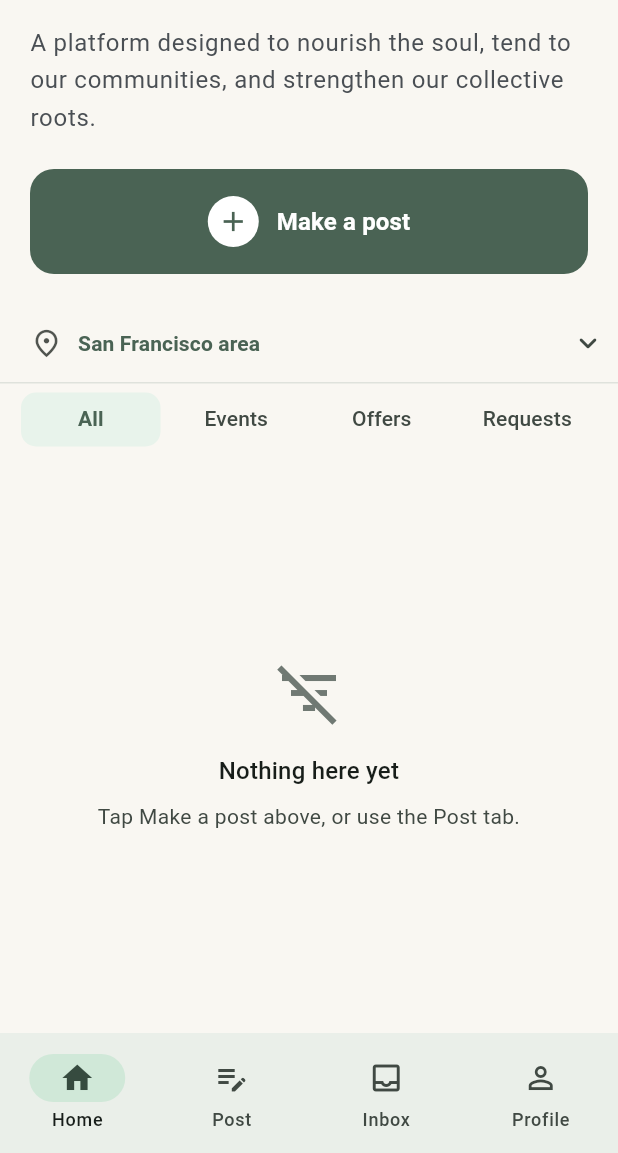
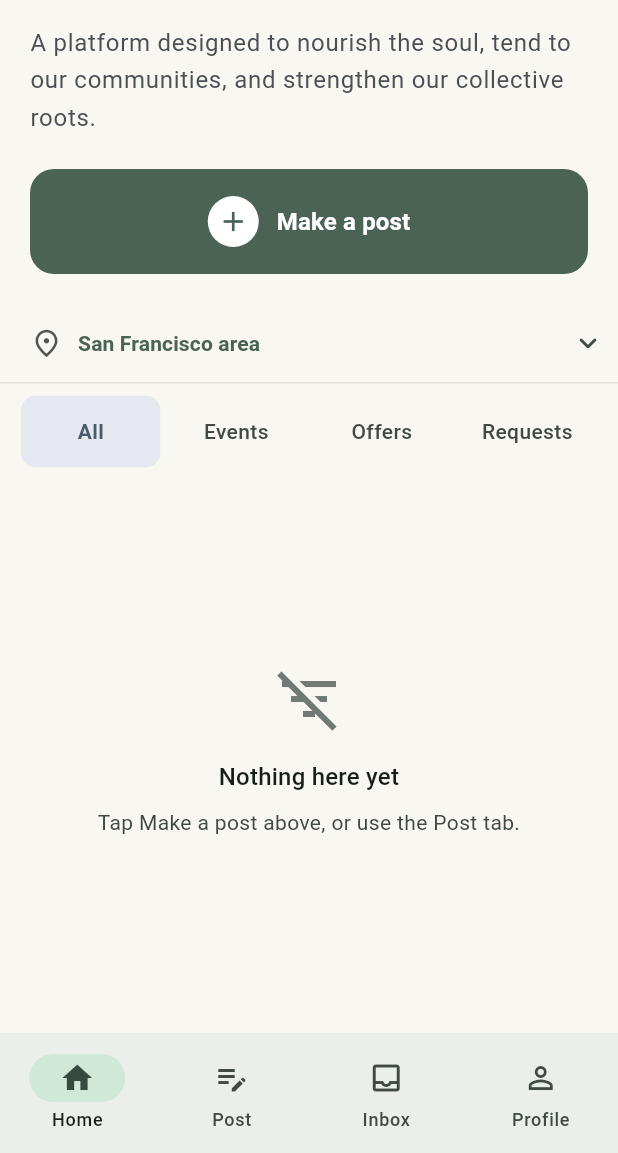
Before and after one commit to Atlas0108/kindred, a Flutter app: the screen it shows once a user with an empty profile is signed in, on a phone screen of 412 x 824 dp, the part 83-1236 px from its top. Run offline on Flutter 3.47's test engine with Material 3 defaults, Android fonts, the phone set to English and light mode, and no system bars; our stand-ins replace cloud_firestore, firebase_auth, firebase_core, firebase_storage, flutter_dotenv, go_router and 4 more; missing offline and left inert: dart:js_interop, dart_geohash, firebase_app_check; accounts and stored records are empty.

Commit message:
Home feed: per-tab chrome, spacing, animated tab bodies
- Filter tabs use badge-matched pill colors and distinct selected labels
- Add gap between location row and filter tabs
- Use NestedScrollView + TabBarView for slide transitions; keep scroll per tab
- Export kPostKindIconColor from post_kind_icon_badge for shared accent

Made-with: Cursor

```diff
--- a/lib/features/home/home_screen.dart
+++ b/lib/features/home/home_screen.dart
@@ -52,12 +52,6 @@ class _HomeScreenState extends State<HomeScreen> with SingleTickerProviderStateM
   void initState() {
     super.initState();
     _tabController = TabController(length: 4, vsync: this);
-    _tabController.addListener(_onTabChanged);
-  }
-
-  void _onTabChanged() {
-    if (_tabController.indexIsChanging) return;
-    setState(() {});
   }
 
   void _openFeedBrowseSheet(BuildContext context, UserProfile profile) {
@@ -75,7 +69,6 @@ class _HomeScreenState extends State<HomeScreen> with SingleTickerProviderStateM
 
   @override
   void dispose() {
-    _tabController.removeListener(_onTabChanged);
     _tabController.dispose();
     super.dispose();
   }
@@ -143,11 +136,10 @@ class _HomeScreenState extends State<HomeScreen> with SingleTickerProviderStateM
                         .where((p) => withinRadiusMiles(browseCenter, p.geoPoint, radiusMiles))
                         .toList();
                     final entries = _buildFeedEntries(context, events, posts, postWaiting: postWaiting);
-                    final filtered = _filterEntries(entries, _tabController.index);
-                    final rows = filtered.map((e) => e.card).toList();
 
-                    return CustomScrollView(
-                      slivers: [
+                    return NestedScrollView(
+                      headerSliverBuilder: (BuildContext context, bool innerBoxIsScrolled) {
+                        return [
                           SliverToBoxAdapter(
                             child: Padding(
                               padding: const EdgeInsets.fromLTRB(20, 12, 20, 0),
@@ -155,7 +147,9 @@ class _HomeScreenState extends State<HomeScreen> with SingleTickerProviderStateM
                             ),
                           ),
                           const SliverToBoxAdapter(child: SizedBox(height: 20)),
-                        SliverPersistentHeader(
+                          SliverOverlapAbsorber(
+                            handle: NestedScrollView.sliverOverlapAbsorberHandleFor(context),
+                            sliver: SliverPersistentHeader(
                               pinned: true,
                               delegate: _PinnedHomeFeedHeaderDelegate(
                                 scheme: scheme,
@@ -165,26 +159,20 @@ class _HomeScreenState extends State<HomeScreen> with SingleTickerProviderStateM
                                 onBrowseTap: profile == null ? null : () => _openFeedBrowseSheet(context, profile),
                               ),
                             ),
-                        const SliverToBoxAdapter(child: SizedBox(height: 8)),
-                        if (rows.isEmpty)
-                          SliverFillRemaining(
-                            hasScrollBody: false,
-                            child: _EmptyFilterState(tabIndex: _tabController.index, scheme: scheme),
-                          )
-                        else
-                          SliverPadding(
-                            padding: const EdgeInsets.fromLTRB(20, 0, 20, 32),
-                            sliver: SliverList(
-                              delegate: SliverChildBuilderDelegate(
-                                (context, i) => Padding(
-                                  padding: EdgeInsets.only(top: i == 0 ? 0 : 16),
-                                  child: rows[i],
                           ),
-                                childCount: rows.length,
-                              ),
-                            ),
+                        ];
+                      },
+                      body: TabBarView(
+                        controller: _tabController,
+                        children: [
+                          for (var t = 0; t < 4; t++)
+                            _HomeFeedTabScrollView(
+                              tabIndex: t,
+                              entries: entries,
+                              scheme: scheme,
                             ),
                         ],
+                      ),
                     );
                   },
                 );
@@ -263,6 +251,9 @@ List<_FeedEntry> _buildFeedEntries(
   return entries;
 }
 
+/// Soft peach for event date tiles on the feed (matches [_EventFeedCard]).
+const Color kHomeEventDateBadgeBackground = Color(0xFFFFE8E0);
+
 /// 0 All, 1 Events, 2 Offers, 3 Requests
 List<_FeedEntry> _filterEntries(List<_FeedEntry> entries, int tabIndex) {
   return switch (tabIndex) {
@@ -272,6 +263,61 @@ List<_FeedEntry> _filterEntries(List<_FeedEntry> entries, int tabIndex) {
     3 => entries.where((e) => e.kind == _FeedEntryKind.request).toList(),
     _ => entries,
   };
+}
+
+class _HomeFeedTabScrollView extends StatefulWidget {
+  const _HomeFeedTabScrollView({
+    required this.tabIndex,
+    required this.entries,
+    required this.scheme,
+  });
+
+  final int tabIndex;
+  final List<_FeedEntry> entries;
+  final ColorScheme scheme;
+
+  @override
+  State<_HomeFeedTabScrollView> createState() => _HomeFeedTabScrollViewState();
+}
+
+class _HomeFeedTabScrollViewState extends State<_HomeFeedTabScrollView> with AutomaticKeepAliveClientMixin {
+  @override
+  bool get wantKeepAlive => true;
+
+  @override
+  Widget build(BuildContext context) {
+    super.build(context);
+    final filtered = _filterEntries(widget.entries, widget.tabIndex);
+    final rows = filtered.map((e) => e.card).toList();
+
+    return CustomScrollView(
+      key: PageStorageKey<String>('home_feed_tab_${widget.tabIndex}'),
+      slivers: [
+        SliverOverlapInjector(
+          handle: NestedScrollView.sliverOverlapAbsorberHandleFor(context),
+        ),
+        const SliverToBoxAdapter(child: SizedBox(height: 8)),
+        if (rows.isEmpty)
+          SliverFillRemaining(
+            hasScrollBody: false,
+            child: _EmptyFilterState(tabIndex: widget.tabIndex, scheme: widget.scheme),
+          )
+        else
+          SliverPadding(
+            padding: const EdgeInsets.fromLTRB(20, 0, 20, 32),
+            sliver: SliverList(
+              delegate: SliverChildBuilderDelegate(
+                (context, i) => Padding(
+                  padding: EdgeInsets.only(top: i == 0 ? 0 : 16),
+                  child: rows[i],
+                ),
+                childCount: rows.length,
+              ),
+            ),
+          ),
+      ],
+    );
+  }
 }
 
 class _EmptyFilterState extends StatelessWidget {
@@ -324,6 +370,102 @@ class _EmptyFilterState extends StatelessWidget {
   }
 }
 
+/// Selected pill matches feed card chrome; each tab has a distinct label color.
+class _HomeFeedFilterTabPalette {
+  const _HomeFeedFilterTabPalette({required this.indicator, required this.selectedLabel});
+
+  final Color indicator;
+  final Color selectedLabel;
+}
+
+/// Order: All, Events, Offers, Requests.
+final List<_HomeFeedFilterTabPalette> _homeFeedFilterTabPalettes = [
+  const _HomeFeedFilterTabPalette(
+    indicator: Color(0xFFE5E8EE),
+    selectedLabel: Color(0xFF4A5B6C),
+  ),
+  _HomeFeedFilterTabPalette(
+    indicator: kHomeEventDateBadgeBackground,
+    selectedLabel: kPostKindIconColor,
+  ),
+  _HomeFeedFilterTabPalette(
+    indicator: postKindIconBadgeBackground(PostKind.helpOffer),
+    selectedLabel: const Color(0xFF395648),
+  ),
+  _HomeFeedFilterTabPalette(
+    indicator: postKindIconBadgeBackground(PostKind.helpRequest),
+    selectedLabel: const Color(0xFF6B4A78),
+  ),
+];
+
+class _HomeFeedFilterTabRow extends StatelessWidget {
+  const _HomeFeedFilterTabRow({
+    required this.controller,
+    required this.scheme,
+    required this.palettes,
+    required this.labels,
+  });
+
+  final TabController controller;
+  final ColorScheme scheme;
+  final List<_HomeFeedFilterTabPalette> palettes;
+  final List<String> labels;
+
+  @override
+  Widget build(BuildContext context) {
+    assert(palettes.length == labels.length);
+    return AnimatedBuilder(
+      animation: controller,
+      builder: (context, _) {
+        final idx = controller.index;
+        return Row(
+          children: List.generate(labels.length, (i) {
+            final selected = idx == i;
+            final pal = palettes[i];
+            return Expanded(
+              child: Padding(
+                padding: const EdgeInsets.symmetric(horizontal: 2),
+                child: Material(
+                  color: Colors.transparent,
+                  child: InkWell(
+                    onTap: () {
+                      if (controller.index != i) controller.animateTo(i);
+                    },
+                    borderRadius: BorderRadius.circular(10),
+                    splashColor: pal.indicator.withValues(alpha: 0.35),
+                    highlightColor: pal.indicator.withValues(alpha: 0.2),
+                    child: Ink(
+                      decoration: BoxDecoration(
+                        color: selected ? pal.indicator : Colors.transparent,
+                        borderRadius: BorderRadius.circular(10),
+                      ),
+                      child: Center(
+                        child: Padding(
+                          padding: const EdgeInsets.symmetric(vertical: 6),
+                          child: Text(
+                            labels[i],
+                            maxLines: 1,
+                            overflow: TextOverflow.ellipsis,
+                            style: TextStyle(
+                              fontWeight: selected ? FontWeight.w600 : FontWeight.w500,
+                              fontSize: 14,
+                              color: selected ? pal.selectedLabel : scheme.onSurfaceVariant,
+                            ),
+                          ),
+                        ),
+                      ),
+                    ),
+                  ),
+                ),
+              ),
+            );
+          }),
+        );
+      },
+    );
+  }
+}
+
 class _PinnedHomeFeedHeaderDelegate extends SliverPersistentHeaderDelegate {
   _PinnedHomeFeedHeaderDelegate({
     required this.scheme,
@@ -341,17 +483,20 @@ class _PinnedHomeFeedHeaderDelegate extends SliverPersistentHeaderDelegate {
 
   static const double _locationRowHeight = 52;
   static const double _dividerHeight = 1;
+  static const double _tabBarTopGap = 8;
   static const double _tabBarHeight = 48;
 
   static const _forest = Color(0xFF4A6354);
 
+  static const _filterTabLabels = ['All', 'Events', 'Offers', 'Requests'];
+
   @override
   double get minExtent =>
-      _locationRowHeight + _dividerHeight + _tabBarHeight;
+      _locationRowHeight + _dividerHeight + _tabBarTopGap + _tabBarHeight;
 
   @override
   double get maxExtent =>
-      _locationRowHeight + _dividerHeight + _tabBarHeight;
+      _locationRowHeight + _dividerHeight + _tabBarTopGap + _tabBarHeight;
 
   @override
   Widget build(BuildContext context, double shrinkOffset, bool overlapsContent) {
@@ -392,32 +537,16 @@ class _PinnedHomeFeedHeaderDelegate extends SliverPersistentHeaderDelegate {
             ),
           ),
           Divider(height: 1, thickness: 1, color: scheme.outlineVariant.withValues(alpha: 0.45)),
+          SizedBox(height: _tabBarTopGap),
           SizedBox(
             height: _tabBarHeight,
             child: Padding(
               padding: const EdgeInsets.symmetric(horizontal: 12),
-              child: TabBar(
+              child: _HomeFeedFilterTabRow(
                 controller: tabController,
-                isScrollable: false,
-                tabAlignment: TabAlignment.fill,
-                labelColor: _forest,
-                unselectedLabelColor: scheme.onSurfaceVariant,
-                dividerColor: Colors.transparent,
-                indicatorSize: TabBarIndicatorSize.tab,
-                indicatorPadding: const EdgeInsets.symmetric(horizontal: 2, vertical: 6),
-                indicator: BoxDecoration(
-                  color: const Color(0xFFE8F3EB),
-                  borderRadius: BorderRadius.circular(10),
-                ),
-                splashBorderRadius: BorderRadius.circular(10),
-                labelStyle: const TextStyle(fontWeight: FontWeight.w600, fontSize: 14),
-                unselectedLabelStyle: const TextStyle(fontWeight: FontWeight.w500, fontSize: 14),
-                tabs: const [
-                  Tab(text: 'All'),
-                  Tab(text: 'Events'),
-                  Tab(text: 'Offers'),
-                  Tab(text: 'Requests'),
-                ],
+                scheme: scheme,
+                palettes: _homeFeedFilterTabPalettes,
+                labels: _filterTabLabels,
               ),
             ),
           ),
@@ -512,7 +641,7 @@ class _EventFeedCard extends StatelessWidget {
   static const _metaGrey = Color(0xFF5C6268);
 
   /// Soft peach-cream (former random palette option) for the date tile only.
-  static const _eventDateBadgeBg = Color(0xFFFFE8E0);
+  static const _eventDateBadgeBg = kHomeEventDateBadgeBackground;
 
   /// Same pattern as [_PostFeedCard._kindHeadline]: fixed kind above the title.
   String get _kindHeadline => 'EVENT';
```
Also changed, not shown: lib/widgets/post_kind_icon_badge.dart (+4 -3 lines). Lines whose indentation alone changed are shown as unchanged.
